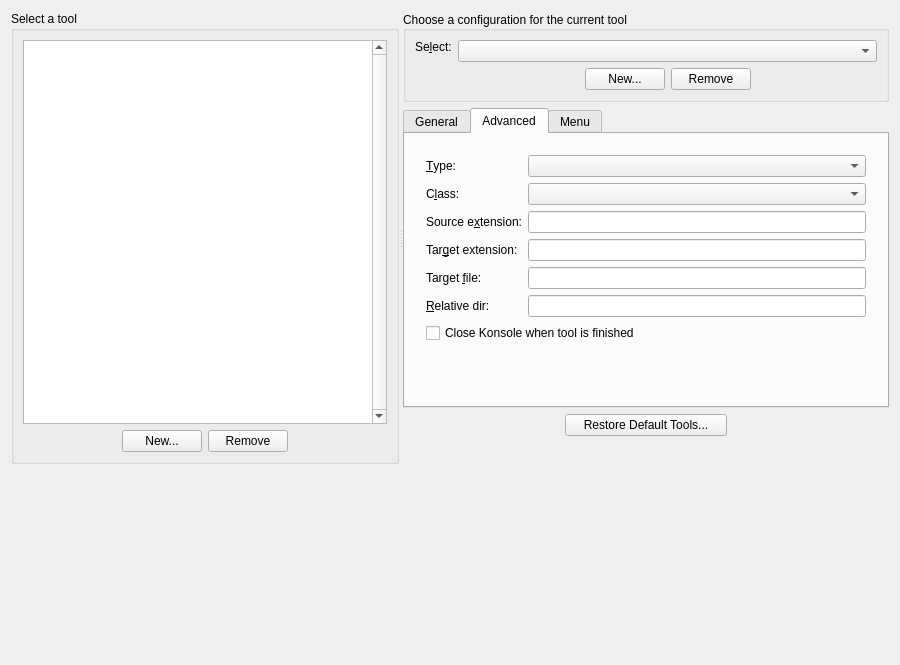
This is src/widgets/maintoolconfigwidget.ui in KDE/kile as Qt 5 draws it before an edit. The edited form follows.
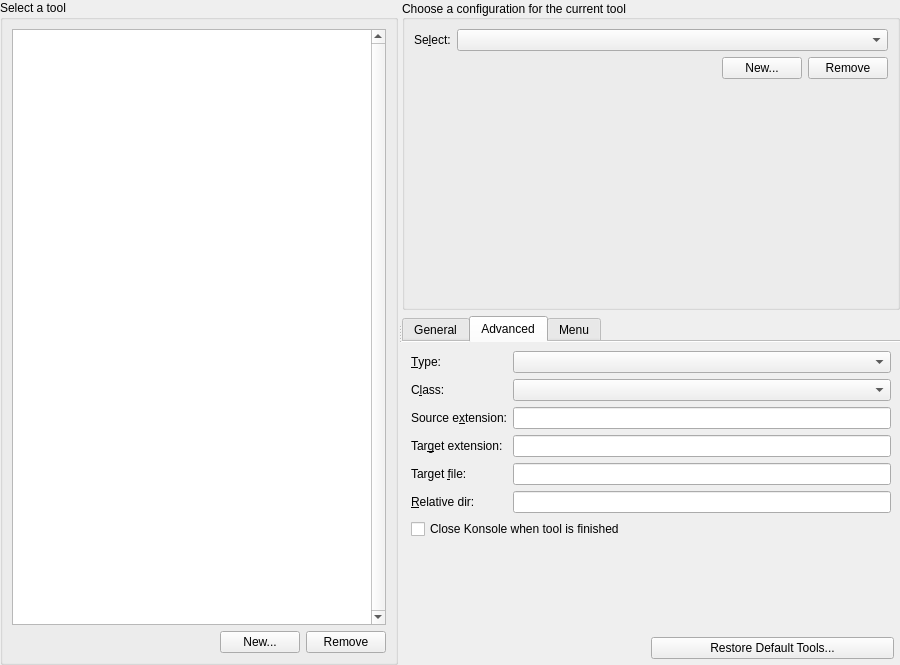
This is the edited form. The open tabs and pages were chosen to show the change. Custom widgets are drawn as their Qt base class.

Patch:
```diff
--- a/src/widgets/maintoolconfigwidget.ui
+++ b/src/widgets/maintoolconfigwidget.ui
@@ -26,6 +26,18 @@
    <string>Configure</string>
   </property>
   <layout class="QVBoxLayout" name="vboxLayout">
+   <property name="leftMargin">
+    <number>0</number>
+   </property>
+   <property name="topMargin">
+    <number>0</number>
+   </property>
+   <property name="rightMargin">
+    <number>0</number>
+   </property>
+   <property name="bottomMargin">
+    <number>0</number>
+   </property>
    <item>
     <widget class="QSplitter" name="splitter">
      <property name="orientation">
@@ -35,6 +47,9 @@
       <bool>false</bool>
      </property>
      <widget class="QGroupBox" name="groupBox_2">
+      <property name="flat">
+       <bool>true</bool>
+      </property>
       <property name="sizePolicy">
        <sizepolicy hsizetype="Preferred" vsizetype="MinimumExpanding">
         <horstretch>0</horstretch>
@@ -102,22 +117,6 @@
            </property>
           </widget>
          </item>
-         <item>
-          <spacer name="horizontalSpacer_3">
-           <property name="orientation">
-            <enum>Qt::Horizontal</enum>
-           </property>
-           <property name="sizeType">
-            <enum>QSizePolicy::Expanding</enum>
-           </property>
-           <property name="sizeHint" stdset="0">
-            <size>
-             <width>13</width>
-             <height>20</height>
-            </size>
-           </property>
-          </spacer>
-         </item>
         </layout>
        </item>
       </layout>
@@ -129,12 +128,12 @@
          <property name="title">
           <string>Choose a configuration for the current tool</string>
          </property>
+         <property name="flat">
+          <bool>true</bool>
+         </property>
          <property name="alignment">
           <set>Qt::AlignLeading|Qt::AlignLeft|Qt::AlignVCenter</set>
          </property>
-         <property name="flat">
-          <bool>false</bool>
-         </property>
          <property name="checkable">
           <bool>false</bool>
          </property>
@@ -149,18 +148,9 @@
             </property>
             <item row="0" column="0">
              <widget class="QLabel" name="m_lbConfig">
-              <property name="sizePolicy">
-               <sizepolicy hsizetype="Preferred" vsizetype="Maximum">
-                <horstretch>0</horstretch>
-                <verstretch>0</verstretch>
-               </sizepolicy>
-              </property>
               <property name="text">
                <string>Se&amp;lect:</string>
               </property>
-              <property name="wordWrap">
-               <bool>false</bool>
-              </property>
               <property name="buddy">
                <cstring>m_cbConfig</cstring>
               </property>
@@ -223,19 +213,6 @@
                 </property>
                </widget>
               </item>
-              <item>
-               <spacer name="horizontalSpacer_6">
-                <property name="orientation">
-                 <enum>Qt::Horizontal</enum>
-                </property>
-                <property name="sizeHint" stdset="0">
-                 <size>
-                  <width>40</width>
-                  <height>20</height>
-                 </size>
-                </property>
-               </spacer>
-              </item>
              </layout>
             </item>
            </layout>
@@ -260,6 +237,9 @@
          <property name="currentIndex">
           <number>0</number>
          </property>
+         <property name="documentMode">
+          <bool>true</bool>
+         </property>
          <widget class="QWidget" name="tab">
           <attribute name="title">
            <string>General</string>
@@ -331,16 +311,16 @@
            <item>
             <layout class="QVBoxLayout" name="verticalLayout_2">
              <property name="leftMargin">
-              <number>12</number>
+              <number>0</number>
              </property>
              <property name="topMargin">
-              <number>12</number>
+              <number>0</number>
              </property>
              <property name="rightMargin">
-              <number>12</number>
+              <number>0</number>
              </property>
              <property name="bottomMargin">
-              <number>12</number>
+              <number>0</number>
              </property>
              <item>
               <layout class="QFormLayout" name="formLayout">
@@ -537,16 +517,16 @@
               <set>Qt::AlignLeading|Qt::AlignLeft|Qt::AlignVCenter</set>
              </property>
              <property name="leftMargin">
-              <number>12</number>
+              <number>0</number>
              </property>
              <property name="topMargin">
-              <number>12</number>
+              <number>0</number>
              </property>
              <property name="rightMargin">
-              <number>12</number>
+              <number>0</number>
              </property>
              <property name="bottomMargin">
-              <number>12</number>
+              <number>0</number>
              </property>
              <item row="0" column="0">
               <widget class="QLabel" name="m_lbMenu">
@@ -605,6 +585,18 @@
        </item>
        <item>
         <layout class="QHBoxLayout" name="horizontalLayout_2">
+         <property name="leftMargin">
+          <number>6</number>
+         </property>
+         <property name="topMargin">
+          <number>6</number>
+         </property>
+         <property name="rightMargin">
+          <number>6</number>
+         </property>
+         <property name="bottomMargin">
+          <number>6</number>
+         </property>
          <item>
           <spacer name="horizontalSpacer">
            <property name="orientation">
@@ -637,57 +629,12 @@
            </property>
           </widget>
          </item>
-         <item>
-          <spacer name="horizontalSpacer_4">
-           <property name="orientation">
-            <enum>Qt::Horizontal</enum>
-           </property>
-           <property name="sizeHint" stdset="0">
-            <size>
-             <width>40</width>
-             <height>20</height>
-            </size>
-           </property>
-          </spacer>
-         </item>
         </layout>
        </item>
-       <item>
-        <spacer name="spacer_2">
-         <property name="orientation">
-          <enum>Qt::Vertical</enum>
-         </property>
-         <property name="sizeType">
-          <enum>QSizePolicy::Minimum</enum>
-         </property>
-         <property name="sizeHint" stdset="0">
-          <size>
-           <width>68</width>
-           <height>28</height>
-          </size>
-         </property>
-        </spacer>
-       </item>
       </layout>
      </widget>
     </widget>
    </item>
-   <item>
-    <spacer name="verticalSpacer_3">
-     <property name="orientation">
-      <enum>Qt::Vertical</enum>
-     </property>
-     <property name="sizeType">
-      <enum>QSizePolicy::MinimumExpanding</enum>
-     </property>
-     <property name="sizeHint" stdset="0">
-      <size>
-       <width>0</width>
-       <height>0</height>
-      </size>
-     </property>
-    </spacer>
-   </item>
   </layout>
  </widget>
  <customwidgets>
```
